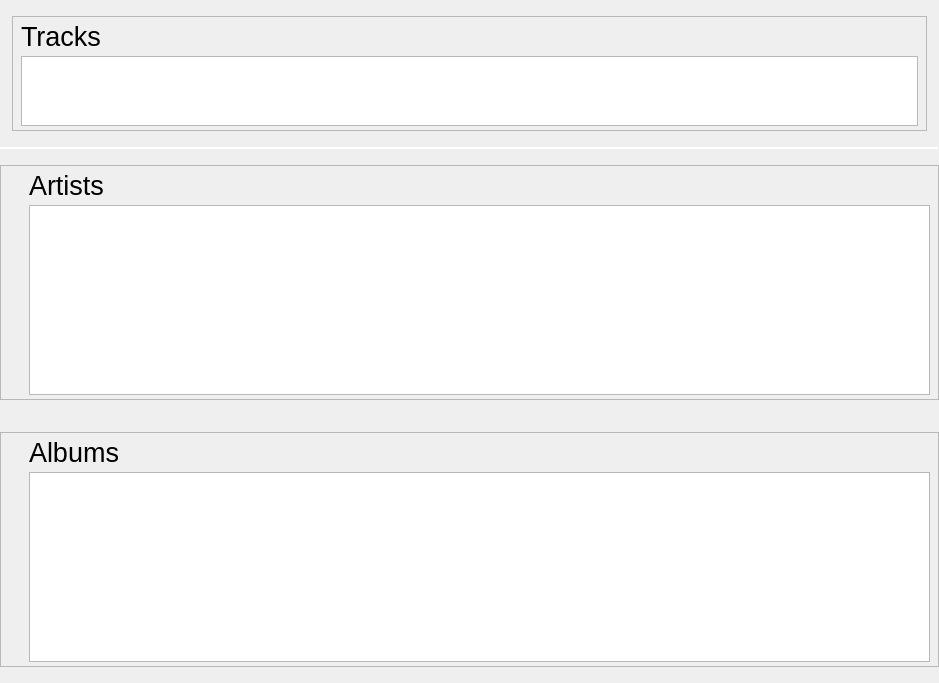
Above: src/libtomahawk/widgets/SearchWidget.ui from tomahawk-player/tomahawk before the change. Below: the same form after it.
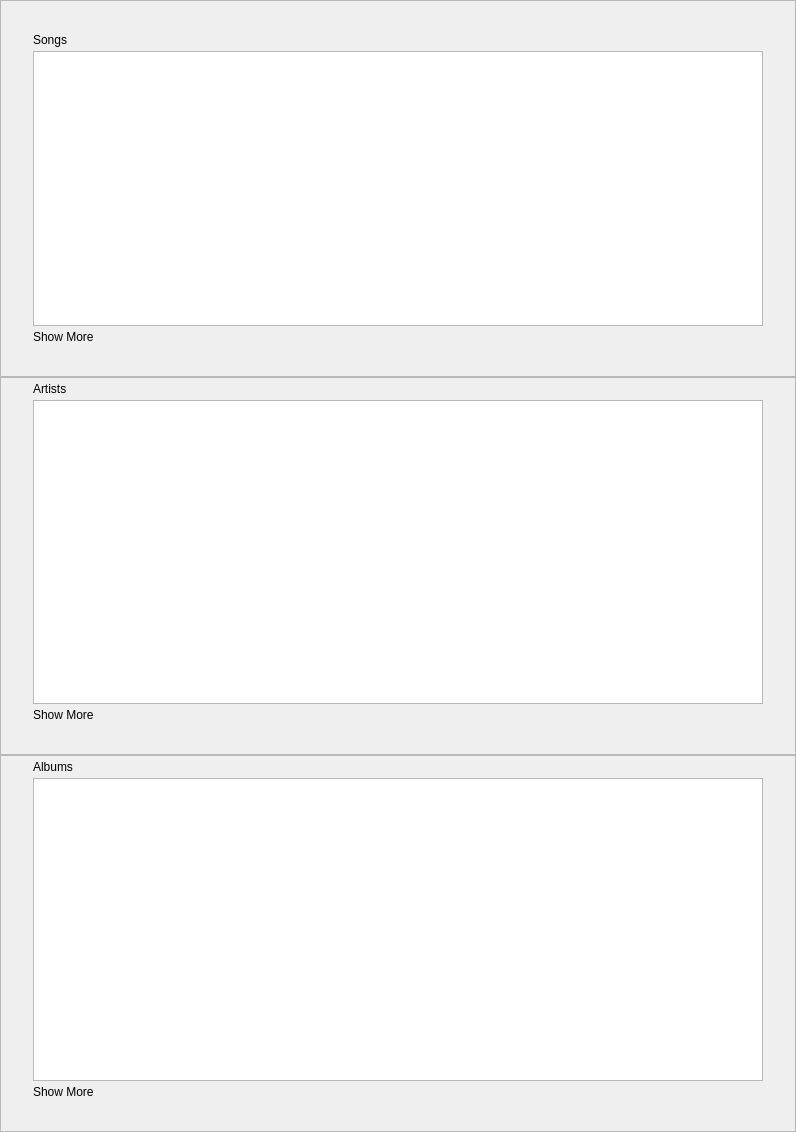
That is the form after the change. Custom widgets are drawn as their Qt base class.

Commit message: * Applied new design to search page.

```diff
--- a/src/libtomahawk/widgets/SearchWidget.ui
+++ b/src/libtomahawk/widgets/SearchWidget.ui
@@ -6,14 +6,14 @@
    <rect>
     <x>0</x>
     <y>0</y>
-    <width>939</width>
-    <height>647</height>
+    <width>796</width>
+    <height>1132</height>
    </rect>
   </property>
   <property name="focusPolicy">
    <enum>Qt::TabFocus</enum>
   </property>
-  <layout class="QVBoxLayout" name="verticalLayout_7" stretch="0,0,1,0,0">
+  <layout class="QVBoxLayout" name="verticalLayout_2">
    <property name="spacing">
     <number>0</number>
    </property>
@@ -21,121 +21,56 @@
     <number>0</number>
    </property>
    <item>
-    <widget class="QWidget" name="resultsContainer" native="true">
-     <layout class="QVBoxLayout" name="verticalLayout_4">
-      <property name="leftMargin">
-       <number>12</number>
-      </property>
-      <property name="topMargin">
-       <number>16</number>
-      </property>
-      <property name="rightMargin">
-       <number>12</number>
-      </property>
-      <property name="bottomMargin">
-       <number>16</number>
-      </property>
-      <item>
-       <widget class="QFrame" name="resultsFrame">
+    <widget class="QFrame" name="trackFrame">
         <property name="frameShape">
          <enum>QFrame::StyledPanel</enum>
         </property>
         <property name="frameShadow">
          <enum>QFrame::Raised</enum>
         </property>
-        <layout class="QVBoxLayout" name="verticalLayout_3">
-         <property name="spacing">
-          <number>4</number>
-         </property>
-         <property name="leftMargin">
-          <number>8</number>
-         </property>
-         <property name="topMargin">
-          <number>4</number>
-         </property>
-         <property name="rightMargin">
-          <number>8</number>
-         </property>
-         <property name="bottomMargin">
-          <number>4</number>
-         </property>
-         <item>
-          <widget class="QLabel" name="label">
-           <property name="font">
-            <font>
-             <pointsize>20</pointsize>
-             <weight>50</weight>
-             <bold>false</bold>
-            </font>
-           </property>
-           <property name="text">
-            <string>Tracks</string>
-           </property>
-          </widget>
-         </item>
-         <item>
-          <widget class="PlaylistView" name="resultsView"/>
-         </item>
-         <item>
-          <spacer name="verticalSpacer">
-           <property name="orientation">
-            <enum>Qt::Vertical</enum>
-           </property>
-           <property name="sizeHint" stdset="0">
-            <size>
-             <width>20</width>
-             <height>0</height>
-            </size>
-           </property>
-          </spacer>
-         </item>
-        </layout>
-       </widget>
-      </item>
-     </layout>
-    </widget>
-   </item>
-   <item>
-    <widget class="Line" name="lineAbove">
-     <property name="maximumSize">
-      <size>
-       <width>16777215</width>
-       <height>1</height>
-      </size>
-     </property>
-     <property name="orientation">
-      <enum>Qt::Horizontal</enum>
-     </property>
-    </widget>
-   </item>
-   <item>
-    <widget class="Line" name="lineBelow">
-     <property name="maximumSize">
-      <size>
-       <width>16777215</width>
-       <height>1</height>
-      </size>
-     </property>
-     <property name="orientation">
-      <enum>Qt::Horizontal</enum>
-     </property>
-    </widget>
-   </item>
-   <item>
-    <widget class="QWidget" name="widget" native="true">
      <layout class="QVBoxLayout" name="verticalLayout_6">
-      <property name="leftMargin">
-       <number>0</number>
+      <property name="spacing">
+       <number>4</number>
       </property>
-      <property name="topMargin">
-       <number>16</number>
+      <property name="margin">
+       <number>32</number>
       </property>
-      <property name="rightMargin">
+      <item>
+       <widget class="CaptionLabel" name="label_2">
+        <property name="text">
+         <string>Songs</string>
+        </property>
+        <property name="margin">
        <number>0</number>
       </property>
-      <property name="bottomMargin">
-       <number>16</number>
-      </property>
+       </widget>
+      </item>
+      <item>
+       <widget class="GridView" name="tracks">
+        <property name="sizePolicy">
+         <sizepolicy hsizetype="Expanding" vsizetype="Expanding">
+          <horstretch>0</horstretch>
+          <verstretch>0</verstretch>
+         </sizepolicy>
+        </property>
+        <property name="minimumSize">
+         <size>
+          <width>0</width>
+          <height>190</height>
+         </size>
+        </property>
+       </widget>
+      </item>
+      <item>
+       <widget class="ClickableLabel" name="topHitsMoreLabel">
+        <property name="text">
+         <string>Show More</string>
+        </property>
+       </widget>
+      </item>
+     </layout>
+    </widget>
+   </item>
       <item>
        <widget class="QFrame" name="artistFrame">
         <property name="frameShape">
@@ -144,67 +79,58 @@
         <property name="frameShadow">
          <enum>QFrame::Raised</enum>
         </property>
-        <layout class="QVBoxLayout" name="verticalLayout_2">
-         <property name="spacing">
-          <number>4</number>
-         </property>
-         <property name="leftMargin">
-          <number>28</number>
-         </property>
-         <property name="topMargin">
-          <number>4</number>
-         </property>
-         <property name="rightMargin">
-          <number>8</number>
-         </property>
-         <property name="bottomMargin">
-          <number>4</number>
-         </property>
-         <item>
-          <widget class="QLabel" name="label_2">
-           <property name="font">
-            <font>
-             <pointsize>20</pointsize>
-             <weight>50</weight>
-             <bold>false</bold>
-            </font>
-           </property>
-           <property name="text">
-            <string>Artists</string>
-           </property>
-          </widget>
-         </item>
-         <item>
-          <widget class="GridView" name="artistView">
-           <property name="minimumSize">
-            <size>
-             <width>0</width>
-             <height>190</height>
-            </size>
-           </property>
-          </widget>
-         </item>
-        </layout>
-       </widget>
-      </item>
-     </layout>
-    </widget>
-   </item>
-   <item>
-    <widget class="QWidget" name="widget_3" native="true">
      <layout class="QVBoxLayout" name="verticalLayout_5">
+      <property name="spacing">
+       <number>4</number>
+      </property>
       <property name="leftMargin">
-       <number>0</number>
+       <number>32</number>
       </property>
       <property name="topMargin">
-       <number>16</number>
+       <number>4</number>
       </property>
       <property name="rightMargin">
-       <number>0</number>
+       <number>32</number>
       </property>
       <property name="bottomMargin">
-       <number>16</number>
+       <number>32</number>
       </property>
+      <item>
+       <widget class="CaptionLabel" name="label_3">
+        <property name="text">
+         <string>Artists</string>
+        </property>
+        <property name="margin">
+         <number>0</number>
+        </property>
+       </widget>
+      </item>
+      <item>
+       <widget class="GridView" name="artists">
+        <property name="sizePolicy">
+         <sizepolicy hsizetype="Expanding" vsizetype="MinimumExpanding">
+          <horstretch>0</horstretch>
+          <verstretch>0</verstretch>
+         </sizepolicy>
+        </property>
+        <property name="minimumSize">
+         <size>
+          <width>0</width>
+          <height>190</height>
+         </size>
+        </property>
+       </widget>
+      </item>
+      <item>
+       <widget class="ClickableLabel" name="artistsMoreLabel">
+        <property name="text">
+         <string>Show More</string>
+        </property>
+       </widget>
+      </item>
+     </layout>
+    </widget>
+   </item>
       <item>
        <widget class="QFrame" name="albumFrame">
         <property name="frameShape">
@@ -213,38 +139,40 @@
         <property name="frameShadow">
          <enum>QFrame::Raised</enum>
         </property>
-        <layout class="QVBoxLayout" name="verticalLayout">
+     <layout class="QVBoxLayout" name="verticalLayout_4">
          <property name="spacing">
           <number>4</number>
          </property>
          <property name="leftMargin">
-          <number>28</number>
+       <number>32</number>
          </property>
          <property name="topMargin">
           <number>4</number>
          </property>
          <property name="rightMargin">
-          <number>8</number>
+       <number>32</number>
          </property>
          <property name="bottomMargin">
-          <number>4</number>
+       <number>32</number>
          </property>
          <item>
-          <widget class="QLabel" name="label_3">
-           <property name="font">
-            <font>
-             <pointsize>20</pointsize>
-             <weight>50</weight>
-             <bold>false</bold>
-            </font>
-           </property>
+       <widget class="CaptionLabel" name="albumLabel">
            <property name="text">
             <string>Albums</string>
            </property>
+        <property name="margin">
+         <number>0</number>
+        </property>
           </widget>
          </item>
          <item>
-          <widget class="GridView" name="albumView">
+       <widget class="GridView" name="albums">
+        <property name="sizePolicy">
+         <sizepolicy hsizetype="Expanding" vsizetype="Expanding">
+          <horstretch>0</horstretch>
+          <verstretch>0</verstretch>
+         </sizepolicy>
+        </property>
            <property name="minimumSize">
             <size>
              <width>0</width>
@@ -253,7 +181,11 @@
            </property>
           </widget>
          </item>
-        </layout>
+      <item>
+       <widget class="ClickableLabel" name="albumsMoreLabel">
+        <property name="text">
+         <string>Show More</string>
+        </property>
        </widget>
       </item>
      </layout>
@@ -262,15 +194,20 @@
   </layout>
  </widget>
  <customwidgets>
-  <customwidget>
-   <class>PlaylistView</class>
-   <extends>QTreeView</extends>
-   <header location="global">playlist/PlaylistView.h</header>
-  </customwidget>
   <customwidget>
    <class>GridView</class>
    <extends>QListView</extends>
-   <header location="global">playlist/GridView.h</header>
+   <header>playlist/GridView.h</header>
+  </customwidget>
+  <customwidget>
+   <class>CaptionLabel</class>
+   <extends>QLabel</extends>
+   <header>widgets/CaptionLabel.h</header>
+  </customwidget>
+  <customwidget>
+   <class>ClickableLabel</class>
+   <extends>QLabel</extends>
+   <header>widgets/ClickableLabel.h</header>
   </customwidget>
  </customwidgets>
  <resources/>
```
Left out of the diff: 4 changed lines with no effect on the pictures. Lines whose indentation alone changed are shown as unchanged. The commit also changes 2 other files.
